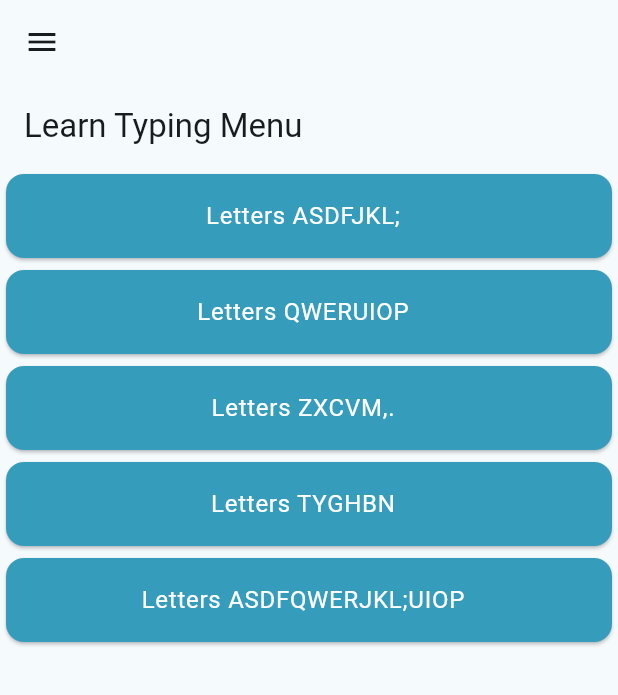
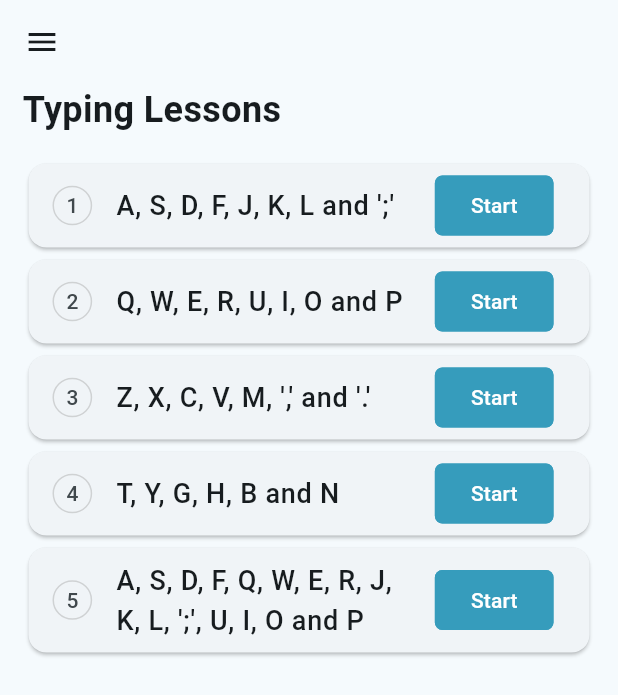
Before and after one commit to null-saurabh/Typing_Test_Website_For_Web_and_Android, a Flutter app: the LearnMenuScreen screen opened by its route, on a phone screen of 412 x 824 dp. Shown: the top 695 px of the screen. Run offline on Flutter 3.47's test engine with Material 3 defaults, Android fonts, the light colour scheme and no system bars; our stand-ins replace firebase_auth, firebase_core, go_router, google_sign_in, responsive_builder; missing offline and left inert: flutter_razorpay_web; accounts and stored records are empty.

Commit message:
typing_menu_new_ui_mobile

```diff
--- a/lib/view/screens/learn_menu.dart
+++ b/lib/view/screens/learn_menu.dart
@@ -69,34 +69,44 @@ class LearnMenuScreen extends StatelessWidget {
 
   Widget buildMobileLayout(BuildContext context){
     return Scaffold(
-      appBar: AppBar(
-        title: const Text('Learn Typing Menu'),
-      ),
-      body: ListView(
-        children: [
-          _buildMobileMenuItem(context, 'Letters ASDFJKL;',0),
-          _buildMobileMenuItem(context, 'Letters QWERUIOP',1),
-          _buildMobileMenuItem(context, 'Letters ZXCVM,.',2),
-          _buildMobileMenuItem(context, 'Letters TYGHBN',3),
-          _buildMobileMenuItem(context, 'Letters ASDFQWERJKL;UIOP',4),
-          // Add more menu items as needed
-        ],
+      body: Padding(
+        padding: const EdgeInsets.only(right: 15.0,left: 15,top: 0,bottom: 15),
+        child: Column(
+          // mainAxisAlignment: MainAxisAlignment.start,
+          crossAxisAlignment: CrossAxisAlignment.start,
+          children: [
+            const Text('Typing Lessons',style: TextStyle(fontSize: 24,fontWeight: FontWeight.bold),),
+            const SizedBox(height: 15,),
+            Expanded(
+              child: ListView.builder(
+                  itemCount: menuItems.length,
+                  itemBuilder: (context,index){
+                    return _buildMobileMenuItem(context, menuItems[index], index);
+                  }
+
+              ),
+            ),
+          ],
+        ),
       ),
     );
   }
 
   Widget _buildMobileMenuItem(BuildContext context, String menuText, int index) {
     return Card(
-      color: const Color(0xff369CBC),
-      child: Center(
-        child: ListTile(
-          title: Center(child: Text(menuText,style: const TextStyle(color: Colors.white))),
-          onTap: () {
-            Provider.of<LearnMenuProvider>(context, listen: false)
-                .setTestIndex(index);
-            GoRouter.of(context).go('/learn');
-          },
+      child: ListTile(
+        leading: Container(
+          decoration: BoxDecoration(
+            shape: BoxShape.circle,
+            border: Border.all(color: Colors.grey.withOpacity(0.4)),
+          ),
+          child: Padding(
+            padding: const EdgeInsets.all(8.0),
+            child: Text((index +1).toString(),style: const TextStyle(fontSize: 14),),
+          ),
         ),
+        title: Text(menuText,style: const TextStyle(fontWeight: FontWeight.w500,fontSize: 18)),
+        trailing: startButton(context,index),
       ),
 
     );
@@ -119,15 +129,6 @@ class LearnMenuScreen extends StatelessWidget {
         title: Text(menuText,style: const TextStyle(fontWeight: FontWeight.w500,fontSize: 18),),
         trailing: startButton(context,index),
       )
-
-
-      // TextButton(
-      //     onPressed: () {
-      //       Provider.of<LearnMenuProvider>(context, listen: false)
-      //           .setTestIndex(index);
-      //       GoRouter.of(context).go('/learn');
-      //     },
-    //       child: Text(menuText,style: const TextStyle(color: Colors.white)))
     );
   }
 
```
